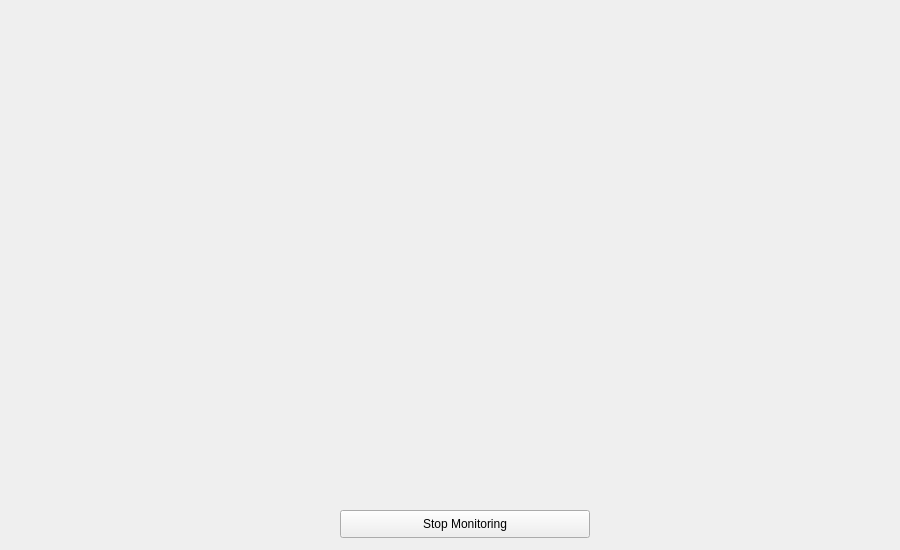
Above: client/UI/detection_window.ui from rohit220604/ForestFireDetection before the change. Below: the same form after it.
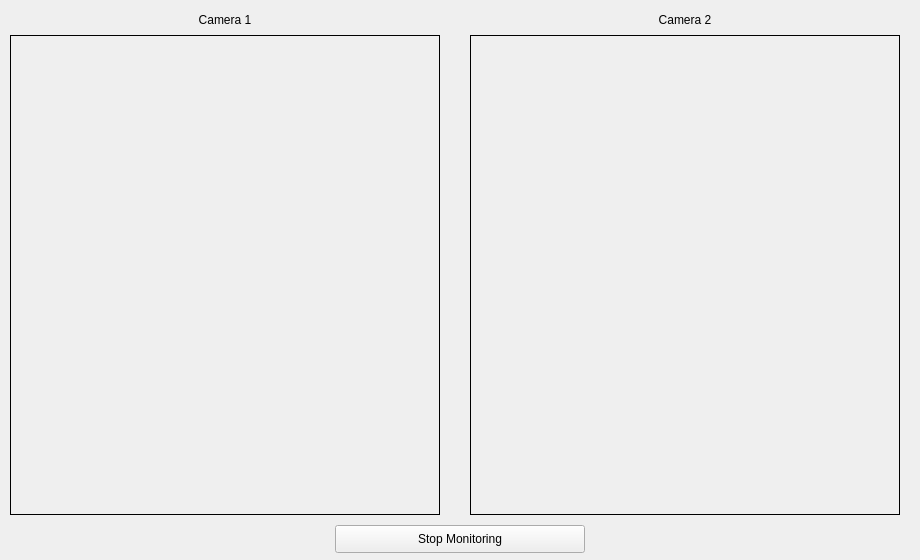
That is the form after the change.

What changed in the file:
```diff
--- a/client/UI/detection_window.ui
+++ b/client/UI/detection_window.ui
@@ -6,20 +6,20 @@
    <rect>
     <x>0</x>
     <y>0</y>
-    <width>900</width>
-    <height>550</height>
+    <width>920</width>
+    <height>560</height>
    </rect>
   </property>
   <property name="minimumSize">
    <size>
-    <width>900</width>
-    <height>550</height>
+    <width>920</width>
+    <height>560</height>
    </size>
   </property>
   <property name="maximumSize">
    <size>
-    <width>900</width>
-    <height>550</height>
+    <width>920</width>
+    <height>560</height>
    </size>
   </property>
   <property name="windowTitle">
@@ -31,9 +31,60 @@
      <rect>
       <x>10</x>
       <y>10</y>
-      <width>850</width>
-      <height>490</height>
+      <width>430</width>
+      <height>20</height>
      </rect>
+    </property>
+    <property name="text">
+     <string>Camera 1</string>
+    </property>
+    <property name="alignment">
+     <set>Qt::AlignCenter</set>
+    </property>
+   </widget>
+   <widget class="QLabel" name="label_detection_cam1">
+    <property name="geometry">
+     <rect>
+      <x>10</x>
+      <y>35</y>
+      <width>430</width>
+      <height>480</height>
+     </rect>
+    </property>
+    <property name="frameShape">
+     <enum>QFrame::Box</enum>
+    </property>
+    <property name="text">
+     <string/>
+    </property>
+   </widget>
+   <widget class="QLabel" name="label_cam2_title">
+    <property name="geometry">
+     <rect>
+      <x>470</x>
+      <y>10</y>
+      <width>430</width>
+      <height>20</height>
+     </rect>
+    </property>
+    <property name="text">
+     <string>Camera 2</string>
+    </property>
+    <property name="alignment">
+     <set>Qt::AlignCenter</set>
+    </property>
+   </widget>
+   <widget class="QLabel" name="label_detection_cam2">
+    <property name="geometry">
+     <rect>
+      <x>470</x>
+      <y>35</y>
+      <width>430</width>
+      <height>480</height>
+     </rect>
+    </property>
+    <property name="frameShape">
+     <enum>QFrame::Box</enum>
     </property>
     <property name="text">
      <string/>
@@ -42,8 +93,8 @@
    <widget class="QPushButton" name="stop_detection_button">
     <property name="geometry">
      <rect>
-      <x>340</x>
-      <y>510</y>
+      <x>335</x>
+      <y>525</y>
       <width>250</width>
       <height>28</height>
      </rect>
```
Left out of the diff: 2 changed lines with no effect on the pictures.
